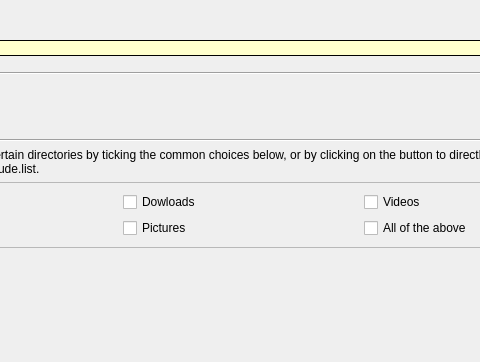
Before: the Qt Designer form mxsnapshot.ui in AdrianTM/mx-snapshot-old, drawn with Qt 5; both pictures show x 148 to 628 and y 0 to 362 of the 777 by 505 pixel window.
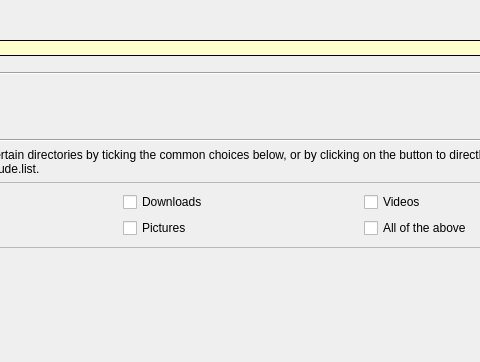
After: the same form once the commit is applied. The open tabs and pages were chosen to show the change. Icons and pictures are not drawn.

```diff
--- a/mxsnapshot.ui
+++ b/mxsnapshot.ui
@@ -261,7 +261,7 @@
           <item row="1" column="1">
            <widget class="QCheckBox" name="excludeDownloads">
             <property name="text">
-             <string>Dowloads</string>
+             <string>Downloads</string>
             </property>
            </widget>
           </item>
```
